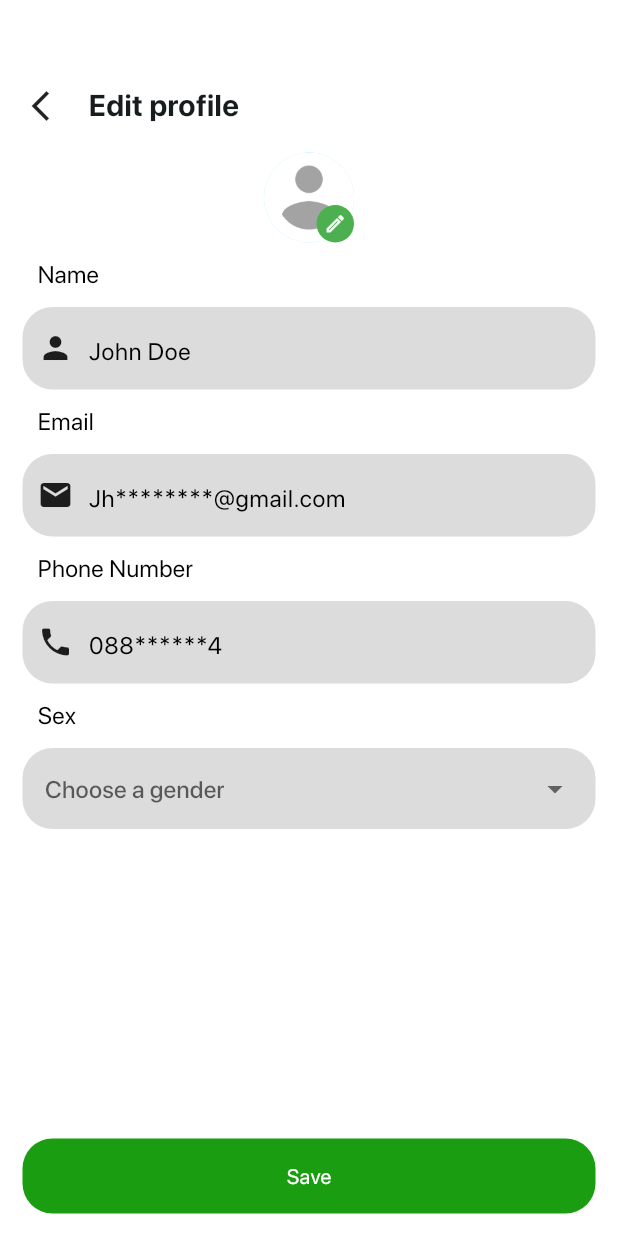
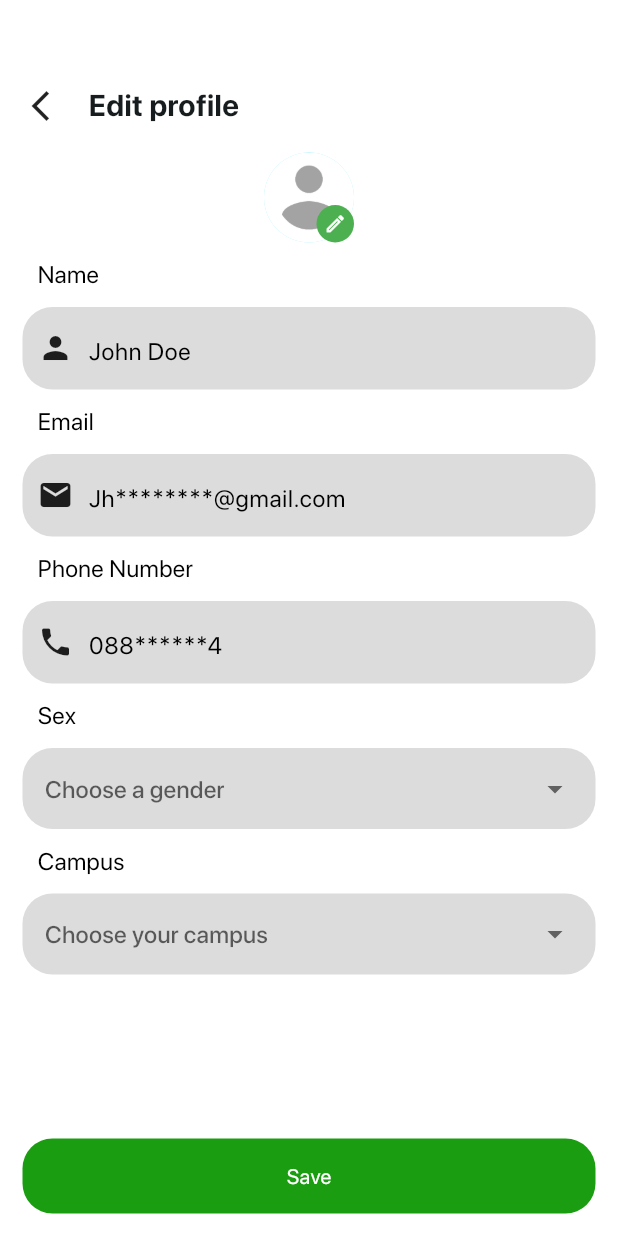
Before and after one commit to Gigatronhertz/market_place_2, a Flutter app: the ProductPage screen opened directly, after a tap on the "person outline" icon, on a phone screen of 412 x 824 dp. Run offline on Flutter 3.47's test engine with Material 3 defaults, Android fonts, the phone set to English and light mode, and no system bars; our stand-ins replace carousel_slider, dropdown_button2, flutter_otp_text_field, lottie, shared_preferences; accounts and stored records are empty; project files that could hold a hidden picture were left out.

Commit message:
edit profile done

```diff
--- a/lib/globals/bottomnavbar.dart
+++ b/lib/globals/bottomnavbar.dart
@@ -144,7 +144,7 @@ class Bottomnavbar extends StatelessWidget {
                       Navigator.push(
                           context,
                           MaterialPageRoute(
-                            builder: (context) => const editprofile(),
+                            builder: (context) => const EditProfile(),
                           ));
                     },
                     icon: Icon(
--- a/lib/screens/auth_screens/newpassword.dart
+++ b/lib/screens/auth_screens/newpassword.dart
@@ -74,7 +74,7 @@ class _newpasswordState extends State<newpassword> {
                 Navigator.push(
                     context,
                     MaterialPageRoute(
-                      builder: (context) => editprofile(),
+                      builder: (context) => EditProfile(),
                     ));
 
                 showDialog(
--- a/lib/screens/profile/editprofile.dart
+++ b/lib/screens/profile/editprofile.dart
@@ -1,6 +1,4 @@
 import 'package:flutter/material.dart';
-import 'package:flutter/rendering.dart';
-import 'package:flutter/widgets.dart';
 import 'package:lottie/lottie.dart';
 import 'package:market_place_2/globals/auth_button.dart';
 import 'package:market_place_2/globals/checkboxwidget.dart';
@@ -15,16 +13,18 @@ import 'package:market_place_2/screens/product_screens/product_page.dart';
 import 'package:dropdown_button2/dropdown_button2.dart';
 import 'package:shared_preferences/shared_preferences.dart';
 
-class editprofile extends StatefulWidget {
-  const editprofile({super.key});
+class EditProfile extends StatefulWidget {
+  const EditProfile({super.key});
 
   @override
-  State<editprofile> createState() => _editprofileState();
+  State<EditProfile> createState() => _EditProfileState();
 }
 
-class _editprofileState extends State<editprofile> {
+class _EditProfileState extends State<EditProfile> {
+  // Gender options
   List<String> gender = ["Male", "Female"];
 
+  // Campus options
   List<String> campus = [
     'University of Lagos',
     'Obafemi Awolowo University',
@@ -38,38 +38,46 @@ class _editprofileState extends State<editprofile> {
     'University of Ilorin',
   ];
 
+  // SharedPreferences instances
   late SharedPreferences _prefs;
   late SharedPreferences _campusprefs;
+
+  // Selected values
+  String? _selectedGender;
+  String? _selectedCampus;
 
   @override
   void initState() {
     super.initState();
-    _loadselectedgender();
+    // Load saved gender and campus from SharedPreferences
+    _loadSelectedGender();
+    _loadSelectedCampus();
   }
 
-  String? _selectedGender;
-  String? _selectedcampus;
-  Future<void> _loadselectedgender() async {
+  // Load selected gender from SharedPreferences
+  Future<void> _loadSelectedGender() async {
     _prefs = await SharedPreferences.getInstance();
     setState(() {
       _selectedGender = _prefs.getString('selectedgender');
     });
   }
 
-  Future<void> _loadselectedcampus() async {
+  // Load selected campus from SharedPreferences
+  Future<void> _loadSelectedCampus() async {
     _prefs = await SharedPreferences.getInstance();
     setState(() {
-      _selectedGender = _prefs.getString('selectedgender');
+      _selectedCampus = _prefs.getString('selectedcampus');
     });
   }
 
-  // Save the selected gender to shared preferences
-  Future<void> _saveselectedgender(String gender) async {
+  // Save selected gender to SharedPreferences
+  Future<void> _saveSelectedGender(String gender) async {
     await _prefs.setString('selectedgender', gender);
   }
 
-  Future<void> _saveselectedcampus(String gender) async {
-    await _prefs.setString('selectedgender', gender);
+  // Save selected campus to SharedPreferences
+  Future<void> _saveSelectedCampus(String campus) async {
+    await _prefs.setString('selectedcampus', campus);
   }
 
   @override
@@ -78,53 +86,43 @@ class _editprofileState extends State<editprofile> {
       resizeToAvoidBottomInset: false,
       body: Container(
         padding: EdgeInsets.all(15),
-        color: Colors.white, // Assuming 'white' is defined elsewhere
+        color: Colors.white,
         child: Column(
           children: [
-            SizedBox(
-              height: MediaQuery.of(context).size.height / 20,
-            ),
+            SizedBox(height: MediaQuery.of(context).size.height / 20),
             Row(
               children: [
-                Container(
-                  child: Icon(Icons.arrow_back_ios_new),
-                ),
+                Icon(Icons.arrow_back_ios_new),
                 SizedBox(width: 20),
-                Container(
-                  child: Text(
+                Text(
                   "Edit profile",
-                    style: TextStyle(
-                        fontSize: 20,
-                        fontWeight: FontWeight
-                            .bold), // Assuming 'topskip' is defined elsewhere
-                  ),
+                  style: TextStyle(fontSize: 20, fontWeight: FontWeight.bold),
                 ),
               ],
             ),
-            SizedBox(
-              height: MediaQuery.of(context).size.height / 50,
-            ),
+            SizedBox(height: MediaQuery.of(context).size.height / 50),
             Stack(
               children: [
                 CircleAvatar(
                   radius: 30,
                   backgroundImage:
-                        AssetImage("assets/images/personplaceholder.png")),
+                      AssetImage("assets/images/personplaceholder.png"),
+                ),
                 Positioned(
                   bottom: 0,
                   right: 0,
                   child: Container(
                     padding: EdgeInsets.all(5),
                     decoration: BoxDecoration(
-                          color: Colors
-                              .green, // Assuming 'green' is defined elsewhere
-                          borderRadius: BorderRadius.all(Radius.circular(40))),
+                      color: Colors.green,
+                      borderRadius: BorderRadius.all(Radius.circular(40)),
+                    ),
                     child: Icon(
                       Icons.mode_edit_outlined,
-                        color: Colors
-                            .white, // Assuming 'white' is defined elsewhere
+                      color: Colors.white,
                       size: 15,
-                      )),
+                    ),
+                  ),
                 ),
               ],
             ),
@@ -137,16 +135,14 @@ class _editprofileState extends State<editprofile> {
                 title: "Phone Number",
                 helpertxt: "088******4",
                 icon: Icons.phone),
+            // Gender selection dropdown
             Container(
               padding: EdgeInsets.all(10),
               alignment: Alignment.centerLeft,
-              child: Text(
-                "Sex",
-                style: onboardsmall,
-              ),
+              child: Text("Sex", style: onboardsmall),
             ),
             Container(
-              padding: EdgeInsets.only(left: 15, top: 3, bottom: 3, right: 15),
+              padding: EdgeInsets.symmetric(horizontal: 15, vertical: 3),
               decoration: BoxDecoration(
                 color: lightgreen1,
                 borderRadius: BorderRadius.circular(20),
@@ -159,7 +155,7 @@ class _editprofileState extends State<editprofile> {
                     _selectedGender = newValue;
                   });
                   if (newValue != null) {
-                      _saveselectedgender(newValue);
+                    _saveSelectedGender(newValue);
                   }
                 },
                 items: gender.map<DropdownMenuItem<String>>((String value) {
@@ -168,33 +164,61 @@ class _editprofileState extends State<editprofile> {
                     child: Text(value),
                   );
                 }).toList(),
-                  decoration: InputDecoration(border: InputBorder.none)),
+                decoration: InputDecoration(border: InputBorder.none),
+              ),
+            ),
+            // Campus selection dropdown
+            Container(
+              padding: EdgeInsets.all(10),
+              alignment: Alignment.centerLeft,
+              child: Text("Campus", style: onboardsmall),
+            ),
+            Container(
+              padding: EdgeInsets.symmetric(horizontal: 15, vertical: 3),
+              decoration: BoxDecoration(
+                color: lightgreen1,
+                borderRadius: BorderRadius.circular(20),
+              ),
+              child: DropdownButtonFormField<String>(
+                value: _selectedCampus,
+                hint: Text('Choose your campus'),
+                onChanged: (String? newValue) {
+                  setState(() {
+                    _selectedCampus = newValue;
+                  });
+                  if (newValue != null) {
+                    _saveSelectedCampus(newValue);
+                  }
+                },
+                items: campus.map<DropdownMenuItem<String>>((String value) {
+                  return DropdownMenuItem<String>(
+                    value: value,
+                    child: Text(value),
+                  );
+                }).toList(),
+                decoration: InputDecoration(border: InputBorder.none),
+              ),
             ),
             Expanded(
-              child: SizedBox(
-                height: MediaQuery.of(context).size.height / 2,
-              ),
-            ),
+                child:
+                    SizedBox(height: MediaQuery.of(context).size.height / 2)),
             InkWell(
               onTap: () {
                 Navigator.push(
                   context,
-                    MaterialPageRoute(
-                      builder: (context) => ProductPage(),
-                    ));
+                  MaterialPageRoute(builder: (context) => ProductPage()),
+                );
               },
               child: Container(
                 height: 50,
                 child: RoundedButton(
                   buttonText: Text(
                     "Save",
-                      style: TextStyle(
-                          color: Colors
-                              .white), // Assuming 'greenbtntext' is defined elsewhere
+                    style: TextStyle(color: Colors.white),
                   ),
-                    color:
-                        Colors.green, // Assuming 'green' is defined elsewhere
-                    height: 20),
+                  color: Colors.green,
+                  height: 20,
+                ),
               ),
             ),
           ],
```
Lines whose indentation alone changed are shown as unchanged.
